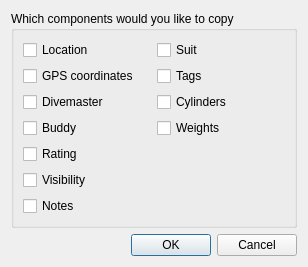
First picture: the form in qt-ui/divecomponentselection.ui, repository subsurface/subsurface, before the edit.
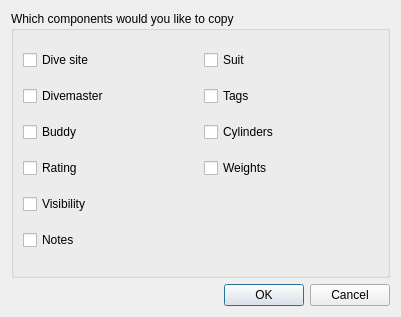
Second picture: the form after the edit. Icons and pictures are not drawn.

Commit message: Switch components for cut/paste dive to dive site logic

Patch:
```diff
--- a/qt-ui/divecomponentselection.ui
+++ b/qt-ui/divecomponentselection.ui
@@ -9,8 +9,8 @@
    <rect>
     <x>0</x>
     <y>0</y>
-    <width>308</width>
-    <height>263</height>
+    <width>401</width>
+    <height>317</height>
    </rect>
   </property>
   <property name="sizePolicy">
@@ -43,7 +43,7 @@
       <item row="0" column="0">
        <widget class="QCheckBox" name="location">
         <property name="text">
-         <string>Location</string>
+         <string>Dive site</string>
         </property>
        </widget>
       </item>
@@ -54,34 +54,6 @@
         </property>
        </widget>
       </item>
-      <item row="1" column="0">
-       <widget class="QCheckBox" name="gps">
-        <property name="text">
-         <string>GPS coordinates</string>
-        </property>
-       </widget>
-      </item>
-      <item row="2" column="0">
-       <widget class="QCheckBox" name="divemaster">
-        <property name="text">
-         <string>Divemaster</string>
-        </property>
-       </widget>
-      </item>
-      <item row="3" column="0">
-       <widget class="QCheckBox" name="buddy">
-        <property name="text">
-         <string>Buddy</string>
-        </property>
-       </widget>
-      </item>
-      <item row="4" column="0">
-       <widget class="QCheckBox" name="rating">
-        <property name="text">
-         <string>Rating</string>
-        </property>
-       </widget>
-      </item>
       <item row="5" column="0">
        <widget class="QCheckBox" name="visibility">
         <property name="text">
@@ -117,6 +89,27 @@
         </property>
        </widget>
       </item>
+      <item row="1" column="0">
+       <widget class="QCheckBox" name="divemaster">
+        <property name="text">
+         <string>Divemaster</string>
+        </property>
+       </widget>
+      </item>
+      <item row="2" column="0">
+       <widget class="QCheckBox" name="buddy">
+        <property name="text">
+         <string>Buddy</string>
+        </property>
+       </widget>
+      </item>
+      <item row="3" column="0">
+       <widget class="QCheckBox" name="rating">
+        <property name="text">
+         <string>Rating</string>
+        </property>
+       </widget>
+      </item>
      </layout>
     </widget>
    </item>
```
Left out of the diff: 2 changed lines with no effect on the pictures. The commit also changes 3 other files.
